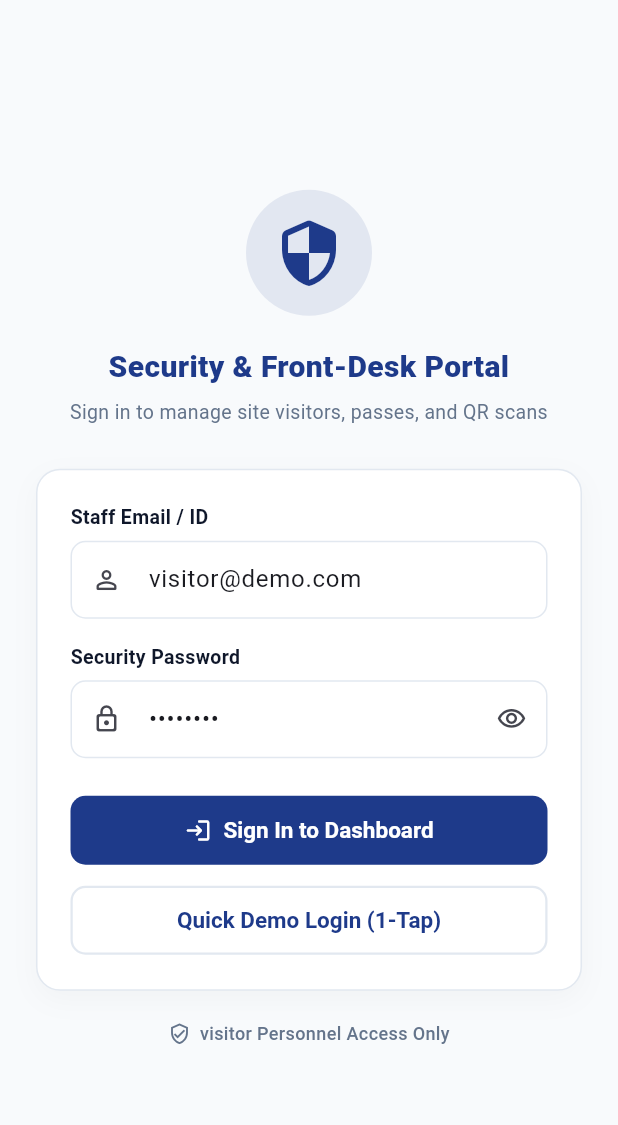
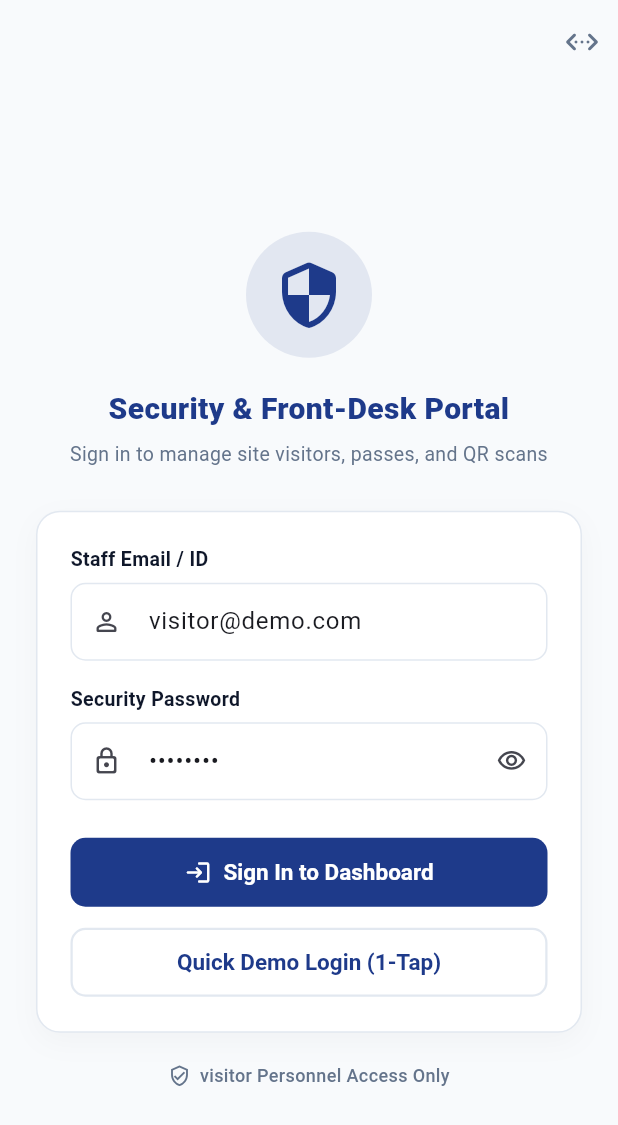
Before and after one commit to chetanshetty326/visitorapp, a Flutter app: the screen it shows after launch, on a phone screen of 412 x 824 dp. Shown: the top 1125 px of the screen. Run offline on Flutter 3.47's test engine with Material 3 defaults, Android fonts, the phone set to English and light mode, and no system bars; our stand-ins replace dio, equatable, flutter_bloc, get_it, qr_flutter, shared_preferences; missing offline and left inert: mobile_scanner.

Commit message:
feat: add API Configuration shortcut to LoginScreen AppBar

```diff
--- a/lib/features/auth/presentation/screens/login_screen.dart
+++ b/lib/features/auth/presentation/screens/login_screen.dart
@@ -2,6 +2,7 @@ import 'package:flutter/material.dart';
 import 'package:shared_preferences/shared_preferences.dart';
 import '../../../../core/theme/app_theme.dart';
 import '../../../visitor_management/presentation/screens/main_navigation_screen.dart';
+import '../../../visitor_management/presentation/widgets/api_settings_dialog.dart';
 
 class LoginScreen extends StatefulWidget {
   const LoginScreen({super.key});
@@ -47,6 +48,17 @@ class _LoginScreenState extends State<LoginScreen> {
   Widget build(BuildContext context) {
     return Scaffold(
       backgroundColor: AppTheme.background,
+      appBar: AppBar(
+        backgroundColor: Colors.transparent,
+        elevation: 0,
+        actions: [
+          IconButton(
+            icon: const Icon(Icons.settings_ethernet_rounded, color: AppTheme.textSecondary),
+            tooltip: 'API Configuration',
+            onPressed: () => ApiSettingsDialog.show(context),
+          ),
+        ],
+      ),
       body: SafeArea(
         child: Center(
           child: SingleChildScrollView(
```
